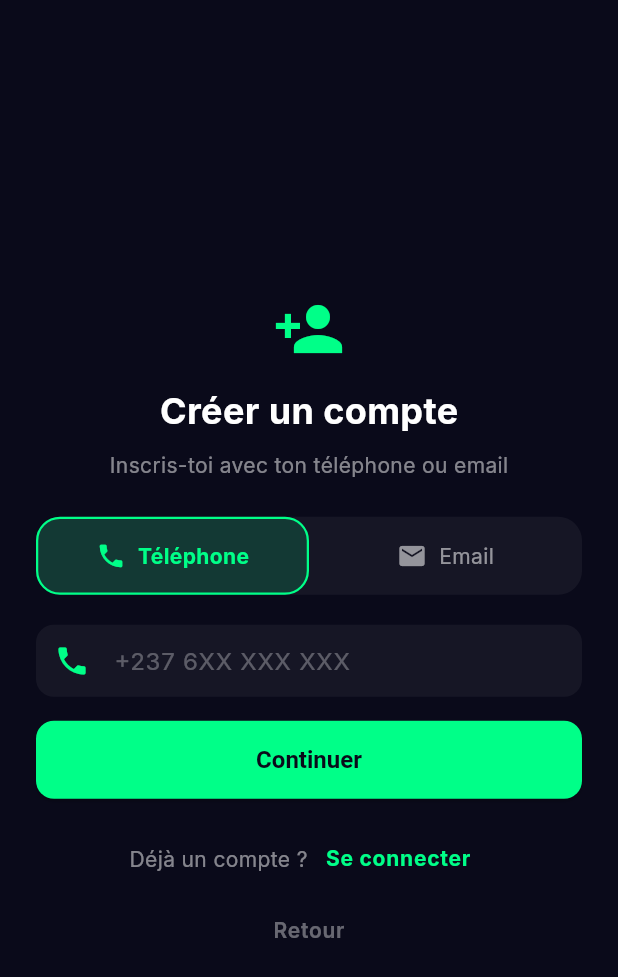
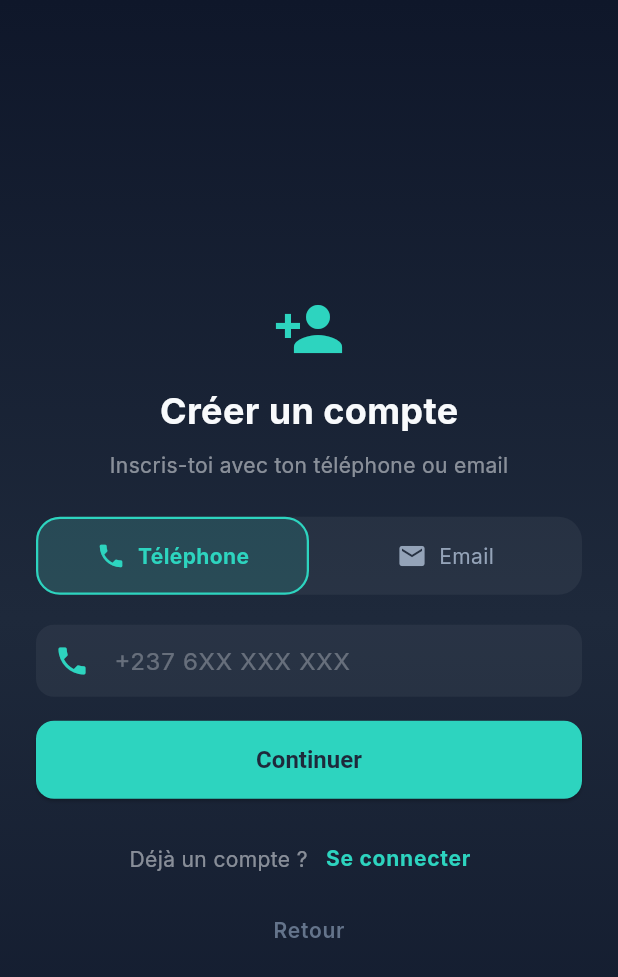
Before and after one commit to franckylab/wiwiga, a Flutter app: the screen it shows after launch, after a tap on "Se connecter", after a tap on "Retour", after a tap on "Créer un compte", on a phone screen of 412 x 824 dp. Shown: the top 977 px of the screen. Run offline on Flutter 3.47's test engine with Material 3 defaults, Android fonts, the phone set to English and light mode, and no system bars; our stand-ins replace cached_network_image, flutter_riverpod, flutter_secure_storage, go_router, google_fonts, image_picker and 2 more; accounts and stored records are empty; network calls fail.

Commit message:
fix(auth): harmoniser logo/nom WIWIGA avec splash — Q + couleurs + typo
- auth_screen_neon: _LogoSection remplace Icon gamepad 120 gradient par WiwigaLogo Q avec cadre 80 + WIWIGA 32 Orbitron primary letterSpacing 4 + shadows + tagline Inter 11 (cohérent splash 36)
- auth_screen_neon: Scaffold body Container gradient NeonGradients.splash (cohérent splash)
- auth_screen_v2: welcome remplace Icon casino #00FF88 par WiwigaLogo Q 80 avec cadre + WIWIGA 32 Orbitron primary + tagline Inter 11
- auth_screen_v2: Scaffold #0A0A1A -> gradient splash, #00FF88 -> NeonColors.primary, #0A0A1A -> NeonColors.background, #1A1A3E -> NeonColors.surface, Colors.white* -> NeonColors.textPrimary/Secondary/Muted, redAccent->error, orange->warning
- Vérifié similitude splash (WiwigaLoader LJ 96 + WIWIGA 36 Orbitron primary 0.6/0.3 shadows + tagline 12) vs auth (Q 80 + WIWIGA 32 même famille/couleurs)
- Supprime hardcoded hex, respecte rl_design-system

```diff
--- a/wiwiga_app/lib/presentation/screens/auth/auth_screen_v2.dart
+++ b/wiwiga_app/lib/presentation/screens/auth/auth_screen_v2.dart
@@ -12,10 +12,12 @@ import 'package:flutter/material.dart';
 import 'package:flutter/services.dart';
 import 'package:flutter_riverpod/flutter_riverpod.dart';
 import 'package:go_router/go_router.dart';
+import '../../../core/theme/neon_theme.dart';
 import '../../../data/models/user_model.dart';
 import '../../../data/providers/app_providers.dart';
 import '../../widgets/auth/avatar_picker.dart';
 import '../../widgets/auth/success_animation.dart';
+import '../../widgets/neon/wiwiga_logo.dart';
 import '../../providers/config_provider.dart';
 
 /// Écran d'authentification multi-méthodes
@@ -289,8 +291,9 @@ class _AuthScreenV2State extends ConsumerState<AuthScreenV2>
     final authState = ref.watch(authProvider);
 
     return Scaffold(
-      backgroundColor: const Color(0xFF0A0A1A),
-      body: SafeArea(
+      body: Container(
+        decoration: const BoxDecoration(gradient: NeonGradients.splash),
+        child: SafeArea(
           child: Center(
             child: SingleChildScrollView(
               padding: const EdgeInsets.all(24),
@@ -299,6 +302,7 @@ class _AuthScreenV2State extends ConsumerState<AuthScreenV2>
                 child: AnimatedSwitcher(
                   duration: const Duration(milliseconds: 300),
                   child: _buildCurrentFlow(authState),
+                ),
               ),
             ),
           ),
@@ -337,31 +341,27 @@ class _AuthScreenV2State extends ConsumerState<AuthScreenV2>
       mainAxisSize: MainAxisSize.min,
       children: [
         const SizedBox(height: 32),
-        // Logo
-        Container(
-          padding: const EdgeInsets.all(20),
-          decoration: BoxDecoration(
-            shape: BoxShape.circle,
-            color: const Color(0xFF00FF88).withValues(alpha: 0.1),
-          ),
-          child: const Icon(Icons.casino, size: 64, color: Color(0xFF00FF88)),
-        ),
-        const SizedBox(height: 20),
+        // Logo — Q CADRE GRAS avec cadre, cohérent splash (WIWIGA 32 Orbitron primary, tagline Inter 11)
+        const WiwigaLogo(variant: LogoVariant.icon, size: 80, withFrame: true),
+        const SizedBox(height: 12),
         Text(
           'WIWIGA',
           style: TextStyle(
-            fontSize: 36,
-            fontWeight: FontWeight.bold,
-            color: const Color(0xFF00FF88),
+            fontSize: 32,
+            fontWeight: FontWeight.w800,
+            color: NeonColors.primary,
+            fontFamily: 'Orbitron',
+            letterSpacing: 4,
             shadows: [
-              Shadow(color: const Color(0xFF00FF88).withValues(alpha: 0.4), blurRadius: 24),
+              Shadow(color: NeonColors.primary, blurRadius: 16),
+              Shadow(color: NeonColors.tokenGold, blurRadius: 32),
             ],
           ),
         ),
-        const SizedBox(height: 8),
+        const SizedBox(height: 4),
         Text(
-          'Joue. Gagne. Partage.',
-          style: TextStyle(color: Colors.white.withValues(alpha: 0.6), fontSize: 16),
+          'Joue. Gagne. Triomphe.',
+          style: TextStyle(color: NeonColors.textSecondary, fontSize: 11, fontFamily: 'Inter', letterSpacing: 2),
         ),
         const SizedBox(height: 48),
 
@@ -375,8 +375,8 @@ class _AuthScreenV2State extends ConsumerState<AuthScreenV2>
               setState(() => _currentFlow = _AuthFlow.login);
             },
             style: ElevatedButton.styleFrom(
-              backgroundColor: const Color(0xFF00FF88),
-              foregroundColor: const Color(0xFF0A0A1A),
+              backgroundColor: NeonColors.primary,
+              foregroundColor: NeonColors.background,
               shape: RoundedRectangleBorder(borderRadius: BorderRadius.circular(12)),
             ),
             child: const Text('Se connecter', style: TextStyle(fontSize: 16, fontWeight: FontWeight.bold)),
@@ -396,7 +396,7 @@ class _AuthScreenV2State extends ConsumerState<AuthScreenV2>
                 ScaffoldMessenger.of(context).showSnackBar(
                   const SnackBar(
                     content: Text('Les inscriptions sont temporairement désactivées'),
-                    backgroundColor: Colors.orange,
+                    backgroundColor: NeonColors.warning,
                   ),
                 );
                 return;
@@ -405,10 +405,10 @@ class _AuthScreenV2State extends ConsumerState<AuthScreenV2>
               setState(() => _currentFlow = _AuthFlow.registerIdentifier);
             },
             style: OutlinedButton.styleFrom(
-              side: const BorderSide(color: Color(0xFF00FF88), width: 1.5),
+              side: const BorderSide(color: NeonColors.primary, width: 1.5),
               shape: RoundedRectangleBorder(borderRadius: BorderRadius.circular(12)),
             ),
-            child: const Text('Créer un compte', style: TextStyle(fontSize: 16, fontWeight: FontWeight.bold, color: Color(0xFF00FF88))),
+            child: const Text('Créer un compte', style: TextStyle(fontSize: 16, fontWeight: FontWeight.bold, color: NeonColors.primary)),
           ),
         ),
       ],
@@ -424,11 +424,11 @@ class _AuthScreenV2State extends ConsumerState<AuthScreenV2>
       mainAxisSize: MainAxisSize.min,
       children: [
         const SizedBox(height: 16),
-        const Icon(Icons.lock_open, size: 48, color: Color(0xFF00FF88)),
+        const Icon(Icons.lock_open, size: 48, color: NeonColors.primary),
         const SizedBox(height: 12),
         const Text(
           'Connexion',
-          style: TextStyle(fontSize: 24, fontWeight: FontWeight.bold, color: Colors.white),
+          style: TextStyle(fontSize: 24, fontWeight: FontWeight.bold, color: NeonColors.textPrimary),
         ),
         const SizedBox(height: 24),
 
@@ -444,7 +444,7 @@ class _AuthScreenV2State extends ConsumerState<AuthScreenV2>
               // Identifiant
               TextFormField(
                 controller: _identifierController,
-                style: const TextStyle(color: Colors.white, fontSize: 16),
+                style: const TextStyle(color: NeonColors.textPrimary, fontSize: 16),
                 keyboardType: _selectedMethod == _AuthMethod.phone
                     ? TextInputType.phone
                     : TextInputType.emailAddress,
@@ -464,13 +464,13 @@ class _AuthScreenV2State extends ConsumerState<AuthScreenV2>
               // Mot de passe
               TextFormField(
                 controller: _passwordController,
-                style: const TextStyle(color: Colors.white, fontSize: 16),
+                style: const TextStyle(color: NeonColors.textPrimary, fontSize: 16),
                 obscureText: _obscurePassword,
                 decoration: _inputDecoration(
                   hint: 'Mot de passe',
                   icon: Icons.lock,
                   suffixIcon: IconButton(
-                    icon: Icon(_obscurePassword ? Icons.visibility_off : Icons.visibility, color: Colors.white38),
+                    icon: Icon(_obscurePassword ? Icons.visibility_off : Icons.visibility, color: NeonColors.textMuted),
                     onPressed: () => setState(() => _obscurePassword = !_obscurePassword),
                   ),
                 ),
@@ -489,7 +489,7 @@ class _AuthScreenV2State extends ConsumerState<AuthScreenV2>
         if (_error != null)
           Padding(
             padding: const EdgeInsets.only(bottom: 12),
-            child: Text(_error!, style: const TextStyle(color: Colors.redAccent, fontSize: 14), textAlign: TextAlign.center),
+            child: Text(_error!, style: const TextStyle(color: NeonColors.error, fontSize: 14), textAlign: TextAlign.center),
           ),
 
         // Bouton connexion
@@ -499,8 +499,8 @@ class _AuthScreenV2State extends ConsumerState<AuthScreenV2>
           child: ElevatedButton(
             onPressed: _isLoading ? null : _loginWithPassword,
             style: ElevatedButton.styleFrom(
-              backgroundColor: const Color(0xFF00FF88),
-              foregroundColor: const Color(0xFF0A0A1A),
+              backgroundColor: NeonColors.primary,
+              foregroundColor: NeonColors.background,
               shape: RoundedRectangleBorder(borderRadius: BorderRadius.circular(12)),
             ),
             child: _isLoading
@@ -514,13 +514,13 @@ class _AuthScreenV2State extends ConsumerState<AuthScreenV2>
         Row(
           mainAxisAlignment: MainAxisAlignment.center,
           children: [
-            Text('Pas de compte ?', style: TextStyle(color: Colors.white.withValues(alpha: 0.5))),
+            Text('Pas de compte ?', style: TextStyle(color: NeonColors.textPrimary.withValues(alpha: 0.5))),
             TextButton(
               onPressed: () {
                 _resetState();
                 setState(() => _currentFlow = _AuthFlow.registerIdentifier);
               },
-              child: const Text('S\'inscrire', style: TextStyle(color: Color(0xFF00FF88), fontWeight: FontWeight.bold)),
+              child: const Text('S\'inscrire', style: TextStyle(color: NeonColors.primary, fontWeight: FontWeight.bold)),
             ),
           ],
         ),
@@ -538,7 +538,7 @@ class _AuthScreenV2State extends ConsumerState<AuthScreenV2>
             _resetState();
             setState(() => _currentFlow = _AuthFlow.welcome);
           },
-          child: const Text('Retour', style: TextStyle(color: Colors.white38)),
+          child: const Text('Retour', style: TextStyle(color: NeonColors.textMuted)),
         ),
       ],
     );
@@ -571,9 +571,9 @@ class _AuthScreenV2State extends ConsumerState<AuthScreenV2>
     return Container(
       padding: const EdgeInsets.all(12),
       decoration: BoxDecoration(
-        color: const Color(0xFF1A1A3E),
+        color: NeonColors.surface,
         borderRadius: BorderRadius.circular(12),
-        border: Border.all(color: const Color(0xFF00FF88).withValues(alpha: 0.3)),
+        border: Border.all(color: NeonColors.primary.withValues(alpha: 0.3)),
       ),
       child: Column(
         crossAxisAlignment: CrossAxisAlignment.start,
@@ -581,14 +581,14 @@ class _AuthScreenV2State extends ConsumerState<AuthScreenV2>
         children: [
           const Row(
             children: [
-              Icon(Icons.bug_report, size: 16, color: Color(0xFF00FF88)),
+              Icon(Icons.bug_report, size: 16, color: NeonColors.primary),
               SizedBox(width: 6),
               Text(
                 'DEV — Identifiants de test',
                 style: TextStyle(
                   fontSize: 12,
                   fontWeight: FontWeight.bold,
-                  color: Color(0xFF00FF88),
+                  color: NeonColors.primary,
                 ),
               ),
             ],
@@ -608,15 +608,15 @@ class _AuthScreenV2State extends ConsumerState<AuthScreenV2>
                   children: [
                     SizedBox(
                       width: 80,
-                      child: Text(c['label']!, style: const TextStyle(fontSize: 11, color: Colors.white70, fontWeight: FontWeight.w600)),
+                      child: Text(c['label']!, style: const TextStyle(fontSize: 11, color: NeonColors.textSecondary, fontWeight: FontWeight.w600)),
                     ),
                     Expanded(
                       child: Text(
                         _selectedMethod == _AuthMethod.email ? c['email'] as String : c['phone'] as String,
-                        style: const TextStyle(fontSize: 11, color: Colors.white54, fontFamily: 'monospace'),
+                        style: const TextStyle(fontSize: 11, color: NeonColors.textSecondary, fontFamily: 'monospace'),
                       ),
                     ),
-                    const Icon(Icons.touch_app, size: 14, color: Color(0xFF00FF88)),
+                    const Icon(Icons.touch_app, size: 14, color: NeonColors.primary),
                   ],
                 ),
               ),
@@ -624,7 +624,7 @@ class _AuthScreenV2State extends ConsumerState<AuthScreenV2>
           ),),
           Text(
             'Appuyez pour remplir automatiquement',
-            style: TextStyle(fontSize: 10, color: Colors.white.withValues(alpha: 0.3), fontStyle: FontStyle.italic),
+            style: TextStyle(fontSize: 10, color: NeonColors.textPrimary.withValues(alpha: 0.3), fontStyle: FontStyle.italic),
           ),
         ],
       ),
@@ -640,16 +640,16 @@ class _AuthScreenV2State extends ConsumerState<AuthScreenV2>
       mainAxisSize: MainAxisSize.min,
       children: [
         const SizedBox(height: 16),
-        const Icon(Icons.person_add, size: 48, color: Color(0xFF00FF88)),
+        const Icon(Icons.person_add, size: 48, color: NeonColors.primary),
         const SizedBox(height: 12),
         const Text(
           'Créer un compte',
-          style: TextStyle(fontSize: 24, fontWeight: FontWeight.bold, color: Colors.white),
+          style: TextStyle(fontSize: 24, fontWeight: FontWeight.bold, color: NeonColors.textPrimary),
         ),
         const SizedBox(height: 8),
         Text(
           'Inscris-toi avec ton téléphone ou email',
-          style: TextStyle(color: Colors.white.withValues(alpha: 0.5), fontSize: 14),
+          style: TextStyle(color: NeonColors.textPrimary.withValues(alpha: 0.5), fontSize: 14),
         ),
         const SizedBox(height: 24),
 
@@ -660,7 +660,7 @@ class _AuthScreenV2State extends ConsumerState<AuthScreenV2>
           key: _formKey,
           child: TextFormField(
             controller: _identifierController,
-            style: const TextStyle(color: Colors.white, fontSize: 16),
+            style: const TextStyle(color: NeonColors.textPrimary, fontSize: 16),
             keyboardType: _selectedMethod == _AuthMethod.phone
                 ? TextInputType.phone
                 : TextInputType.emailAddress,
@@ -681,7 +681,7 @@ class _AuthScreenV2State extends ConsumerState<AuthScreenV2>
         if (_error != null)
           Padding(
             padding: const EdgeInsets.only(bottom: 12),
-            child: Text(_error!, style: const TextStyle(color: Colors.redAccent, fontSize: 14), textAlign: TextAlign.center),
+            child: Text(_error!, style: const TextStyle(color: NeonColors.error, fontSize: 14), textAlign: TextAlign.center),
           ),
 
         SizedBox(
@@ -690,8 +690,8 @@ class _AuthScreenV2State extends ConsumerState<AuthScreenV2>
           child: ElevatedButton(
             onPressed: _isLoading ? null : _sendOtp,
             style: ElevatedButton.styleFrom(
-              backgroundColor: const Color(0xFF00FF88),
-              foregroundColor: const Color(0xFF0A0A1A),
+              backgroundColor: NeonColors.primary,
+              foregroundColor: NeonColors.background,
               shape: RoundedRectangleBorder(borderRadius: BorderRadius.circular(12)),
             ),
             child: _isLoading
@@ -704,13 +704,13 @@ class _AuthScreenV2State extends ConsumerState<AuthScreenV2>
         Row(
           mainAxisAlignment: MainAxisAlignment.center,
           children: [
-            Text('Déjà un compte ?', style: TextStyle(color: Colors.white.withValues(alpha: 0.5))),
+            Text('Déjà un compte ?', style: TextStyle(color: NeonColors.textPrimary.withValues(alpha: 0.5))),
             TextButton(
               onPressed: () {
                 _resetState();
                 setState(() => _currentFlow = _AuthFlow.login);
               },
-              child: const Text('Se connecter', style: TextStyle(color: Color(0xFF00FF88), fontWeight: FontWeight.bold)),
+              child: const Text('Se connecter', style: TextStyle(color: NeonColors.primary, fontWeight: FontWeight.bold)),
             ),
           ],
         ),
@@ -720,7 +720,7 @@ class _AuthScreenV2State extends ConsumerState<AuthScreenV2>
             _resetState();
             setState(() => _currentFlow = _AuthFlow.welcome);
           },
-          child: const Text('Retour', style: TextStyle(color: Colors.white38)),
+          child: const Text('Retour', style: TextStyle(color: NeonColors.textMuted)),
         ),
       ],
     );
@@ -734,47 +734,47 @@ class _AuthScreenV2State extends ConsumerState<AuthScreenV2>
       key: const ValueKey('otp'),
       mainAxisSize: MainAxisSize.min,
       children: [
-        const Icon(Icons.security, size: 48, color: Color(0xFF00FF88)),
+        const Icon(Icons.security, size: 48, color: NeonColors.primary),
         const SizedBox(height: 16),
         const Text(
           'Vérification',
-          style: TextStyle(fontSize: 24, fontWeight: FontWeight.bold, color: Colors.white),
+          style: TextStyle(fontSize: 24, fontWeight: FontWeight.bold, color: NeonColors.textPrimary),
         ),
         const SizedBox(height: 8),
         Text(
           'Code envoyé à $_identifier',
-          style: const TextStyle(color: Colors.white54, fontSize: 14),
+          style: const TextStyle(color: NeonColors.textSecondary, fontSize: 14),
         ),
         const SizedBox(height: 32),
 
         TextFormField(
           controller: _otpController,
-          style: const TextStyle(color: Colors.white, fontSize: 24, letterSpacing: 8),
+          style: const TextStyle(color: NeonColors.textPrimary, fontSize: 24, letterSpacing: 8),
           keyboardType: TextInputType.number,
           textAlign: TextAlign.center,
           maxLength: 6,
           inputFormatters: [FilteringTextInputFormatter.digitsOnly],
           decoration: InputDecoration(
             hintText: '------',
-            hintStyle: TextStyle(color: Colors.white.withValues(alpha: 0.2), fontSize: 24, letterSpacing: 8),
+            hintStyle: TextStyle(color: NeonColors.textPrimary.withValues(alpha: 0.2), fontSize: 24, letterSpacing: 8),
             counterText: '',
             filled: true,
-            fillColor: Colors.white.withValues(alpha: 0.05),
+            fillColor: NeonColors.textPrimary.withValues(alpha: 0.05),
             border: OutlineInputBorder(borderRadius: BorderRadius.circular(12), borderSide: BorderSide.none),
-            focusedBorder: OutlineInputBorder(borderRadius: BorderRadius.circular(12), borderSide: const BorderSide(color: Color(0xFF00FF88), width: 2)),
+            focusedBorder: OutlineInputBorder(borderRadius: BorderRadius.circular(12), borderSide: const BorderSide(color: NeonColors.primary, width: 2)),
           ),
         ),
         const SizedBox(height: 16),
 
         if (_countdown > 0)
-          Text('Renvoyer dans ${_countdown}s', style: TextStyle(color: Colors.white.withValues(alpha: 0.4)))
+          Text('Renvoyer dans ${_countdown}s', style: TextStyle(color: NeonColors.textPrimary.withValues(alpha: 0.4)))
         else
-          TextButton(onPressed: _sendOtp, child: const Text('Renvoyer le code', style: TextStyle(color: Color(0xFF00FF88)))),
+          TextButton(onPressed: _sendOtp, child: const Text('Renvoyer le code', style: TextStyle(color: NeonColors.primary))),
 
         if (_error != null)
           Padding(
             padding: const EdgeInsets.only(bottom: 12, top: 8),
-            child: Text(_error!, style: const TextStyle(color: Colors.redAccent, fontSize: 14), textAlign: TextAlign.center),
+            child: Text(_error!, style: const TextStyle(color: NeonColors.error, fontSize: 14), textAlign: TextAlign.center),
           ),
         const SizedBox(height: 12),
 
@@ -784,8 +784,8 @@ class _AuthScreenV2State extends ConsumerState<AuthScreenV2>
           child: ElevatedButton(
             onPressed: _isLoading ? null : _verifyOtp,
             style: ElevatedButton.styleFrom(
-              backgroundColor: const Color(0xFF00FF88),
-              foregroundColor: const Color(0xFF0A0A1A),
+              backgroundColor: NeonColors.primary,
+              foregroundColor: NeonColors.background,
               shape: RoundedRectangleBorder(borderRadius: BorderRadius.circular(12)),
             ),
             child: _isLoading
@@ -800,7 +800,7 @@ class _AuthScreenV2State extends ConsumerState<AuthScreenV2>
             _currentFlow = _AuthFlow.registerIdentifier;
             _error = null;
           }),
-          child: const Text('Retour', style: TextStyle(color: Colors.white54)),
+          child: const Text('Retour', style: TextStyle(color: NeonColors.textSecondary)),
         ),
       ],
     );
@@ -814,17 +814,17 @@ class _AuthScreenV2State extends ConsumerState<AuthScreenV2>
       key: const ValueKey('profile'),
       mainAxisSize: MainAxisSize.min,
       children: [
-        const Icon(Icons.emoji_events, size: 48, color: Color(0xFF00FF88)),
+        const Icon(Icons.emoji_events, size: 48, color: NeonColors.primary),
         const SizedBox(height: 16),
         const Text(
           'Complète ton profil',
-          style: TextStyle(fontSize: 24, fontWeight: FontWeight.bold, color: Colors.white),
+          style: TextStyle(fontSize: 24, fontWeight: FontWeight.bold, color: NeonColors.textPrimary),
         ),
         const SizedBox(height: 32),
 
         TextFormField(
           controller: _usernameController,
-          style: const TextStyle(color: Colors.white, fontSize: 16),
+          style: const TextStyle(color: NeonColors.textPrimary, fontSize: 16),
           decoration: _inputDecoration(hint: 'Ton pseudonyme', icon: Icons.alternate_email),
           inputFormatters: [FilteringTextInputFormatter.allow(RegExp(r'[a-zA-Z0-9_]'))],
           maxLength: 30,
@@ -840,7 +840,7 @@ class _AuthScreenV2State extends ConsumerState<AuthScreenV2>
         if (_error != null)
           Padding(
             padding: const EdgeInsets.only(bottom: 16),
-            child: Text(_error!, style: const TextStyle(color: Colors.redAccent, fontSize: 14), textAlign: TextAlign.center),
+            child: Text(_error!, style: const TextStyle(color: NeonColors.error, fontSize: 14), textAlign: TextAlign.center),
           ),
 
         SizedBox(
@@ -849,8 +849,8 @@ class _AuthScreenV2State extends ConsumerState<AuthScreenV2>
           child: ElevatedButton(
             onPressed: _isLoading ? null : _completeProfile,
             style: ElevatedButton.styleFrom(
-              backgroundColor: const Color(0xFF00FF88),
-              foregroundColor: const Color(0xFF0A0A1A),
+              backgroundColor: NeonColors.primary,
+              foregroundColor: NeonColors.background,
               shape: RoundedRectangleBorder(borderRadius: BorderRadius.circular(12)),
             ),
             child: _isLoading
@@ -890,7 +890,7 @@ class _AuthScreenV2State extends ConsumerState<AuthScreenV2>
         SuccessAnimation(
           message: 'Inscription réussie !',
           subtitle: 'Ton compte WIWIGA est prêt',
-          color: const Color(0xFF00FF88),
+          color: NeonColors.primary,
           onComplete: () {
             Future.delayed(const Duration(milliseconds: 500), _navigateToHome);
           },
@@ -907,7 +907,7 @@ class _AuthScreenV2State extends ConsumerState<AuthScreenV2>
         SuccessAnimation(
           message: 'Déconnecté',
           subtitle: 'À bientôt sur WIWIGA !',
-          color: const Color(0xFF00FF88),
+          color: NeonColors.primary,
           onComplete: () {
             Future.delayed(const Duration(milliseconds: 300), () {
               if (mounted) {
@@ -927,7 +927,7 @@ class _AuthScreenV2State extends ConsumerState<AuthScreenV2>
   Widget _buildMethodSelector() {
     return Container(
       decoration: BoxDecoration(
-        color: Colors.white.withValues(alpha: 0.05),
+        color: NeonColors.textPrimary.withValues(alpha: 0.05),
         borderRadius: BorderRadius.circular(16),
       ),
       child: Row(
@@ -956,13 +956,13 @@ class _AuthScreenV2State extends ConsumerState<AuthScreenV2>
   }) {
     return InputDecoration(
       hintText: hint,
-      hintStyle: TextStyle(color: Colors.white.withValues(alpha: 0.3)),
-      prefixIcon: Icon(icon, color: const Color(0xFF00FF88)),
+      hintStyle: TextStyle(color: NeonColors.textPrimary.withValues(alpha: 0.3)),
+      prefixIcon: Icon(icon, color: NeonColors.primary),
       suffixIcon: suffixIcon,
       filled: true,
-      fillColor: Colors.white.withValues(alpha: 0.05),
+      fillColor: NeonColors.textPrimary.withValues(alpha: 0.05),
       border: OutlineInputBorder(borderRadius: BorderRadius.circular(12), borderSide: BorderSide.none),
-      focusedBorder: OutlineInputBorder(borderRadius: BorderRadius.circular(12), borderSide: const BorderSide(color: Color(0xFF00FF88), width: 2)),
+      focusedBorder: OutlineInputBorder(borderRadius: BorderRadius.circular(12), borderSide: const BorderSide(color: NeonColors.primary, width: 2)),
     );
   }
 }
@@ -988,19 +988,19 @@ class _MethodTab extends StatelessWidget {
         child: Container(
           padding: const EdgeInsets.symmetric(vertical: 14),
           decoration: BoxDecoration(
-            color: isSelected ? const Color(0xFF00FF88).withValues(alpha: 0.15) : Colors.transparent,
+            color: isSelected ? NeonColors.primary.withValues(alpha: 0.15) : Colors.transparent,
             borderRadius: BorderRadius.circular(16),
-            border: isSelected ? Border.all(color: const Color(0xFF00FF88), width: 1.5) : null,
+            border: isSelected ? Border.all(color: NeonColors.primary, width: 1.5) : null,
           ),
           child: Row(
             mainAxisAlignment: MainAxisAlignment.center,
             children: [
-              Icon(icon, color: isSelected ? const Color(0xFF00FF88) : Colors.white54, size: 20),
+              Icon(icon, color: isSelected ? NeonColors.primary : NeonColors.textSecondary, size: 20),
               const SizedBox(width: 8),
               Text(
                 label,
                 style: TextStyle(
-                  color: isSelected ? const Color(0xFF00FF88) : Colors.white54,
+                  color: isSelected ? NeonColors.primary : NeonColors.textSecondary,
                   fontWeight: isSelected ? FontWeight.bold : FontWeight.normal,
                 ),
               ),
```
Also changed, not shown: wiwiga_app/lib/presentation/screens/auth/auth_screen_neon.dart (+37 -19 lines). Lines whose indentation alone changed are shown as unchanged.
